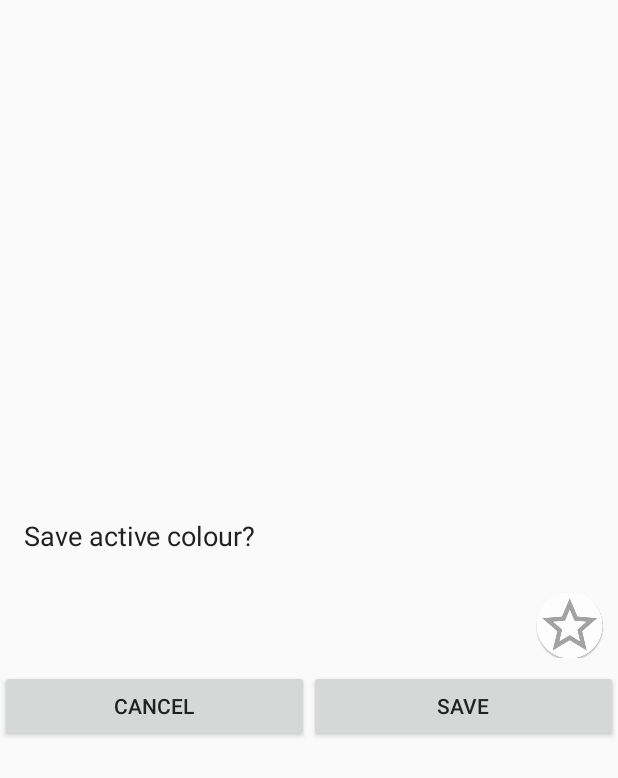
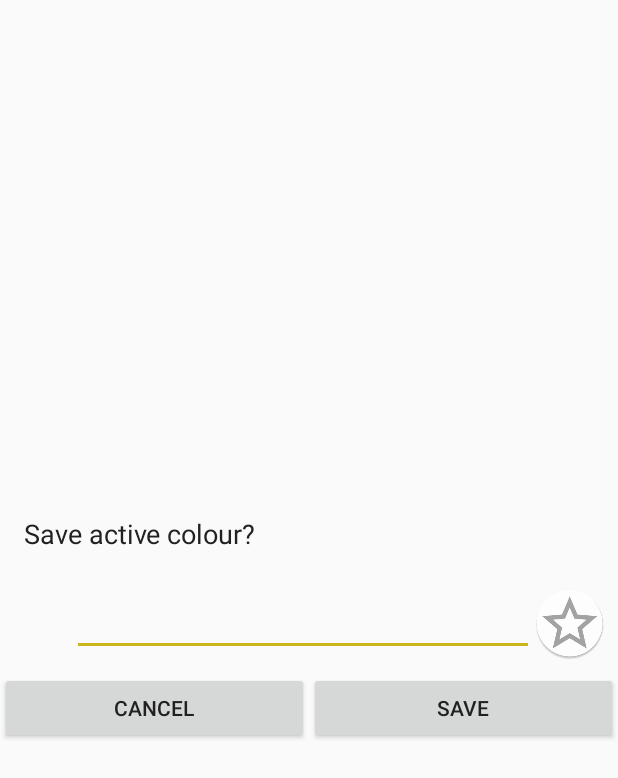
Before and after one commit to simo-andreev/Colourizmus, an Android app: the layout dialogue_save_colour.xml on its own in the app's theme, with its tools: preview values and no code run, on a phone screen of 412 x 824 dp. Shown: the top 778 px of the screen. Run offline under Robolectric (Android 15) with nearby library versions, the phone set to English and light mode, and no system bars.

Commit message:
fix: realign save dialog view

```diff
--- a/app/src/main/res/layout/dialogue_save_colour.xml
+++ b/app/src/main/res/layout/dialogue_save_colour.xml
@@ -13,38 +13,33 @@
         android:text="Save active colour?"
         android:padding="@dimen/spacing_medium"/>
 
-    <android.support.constraint.ConstraintLayout
+    <LinearLayout
         android:layout_width="match_parent"
         android:layout_height="wrap_content"
         android:layout_gravity="center_vertical"
+        android:orientation="horizontal"
         android:padding="@dimen/spacing_small">
 
         <View
             android:id="@+id/colour_preview"
             android:layout_width="@dimen/preview_window_normal"
-            android:layout_height="@dimen/preview_window_normal"
-            app:layout_constraintBottom_toTopOf="parent"
-            app:layout_constraintStart_toEndOf="parent"
-            app:layout_constraintTop_toBottomOf="parent" />
+            android:layout_height="@dimen/preview_window_normal" />
 
         <EditText
             android:id="@+id/colour_name"
             android:layout_width="0dp"
             android:layout_height="wrap_content"
-            app:layout_constraintBottom_toBottomOf="parent"
-            app:layout_constraintEnd_toStartOf="@+id/colour_favourite"
-            app:layout_constraintStart_toEndOf="@id/colour_preview"
-            app:layout_constraintTop_toTopOf="parent" />
+            android:layout_weight="1" />
 
         <CheckBox
             android:id="@+id/colour_favourite"
             android:layout_width="wrap_content"
+
             android:layout_height="wrap_content"
-            android:button="@drawable/checkbox_favourite"
-            app:layout_constraintEnd_toEndOf="parent" />
+            android:button="@drawable/checkbox_favourite" />
 
 
-    </android.support.constraint.ConstraintLayout>
+    </LinearLayout>
 
     <LinearLayout
         android:layout_width="match_parent"
```
